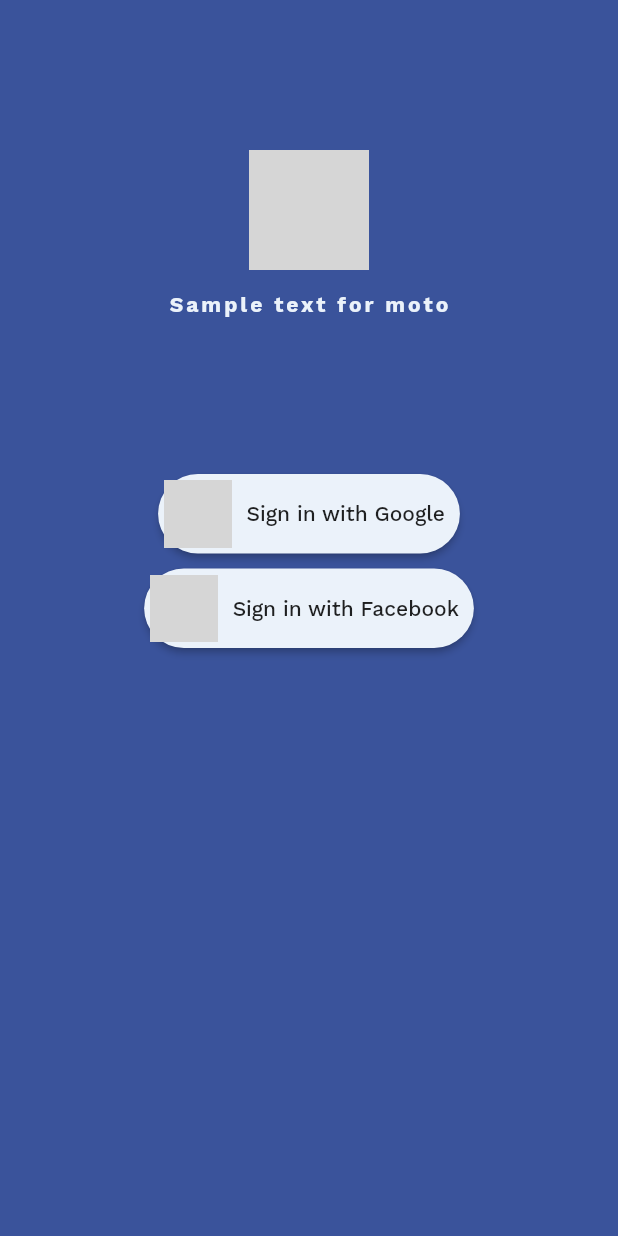
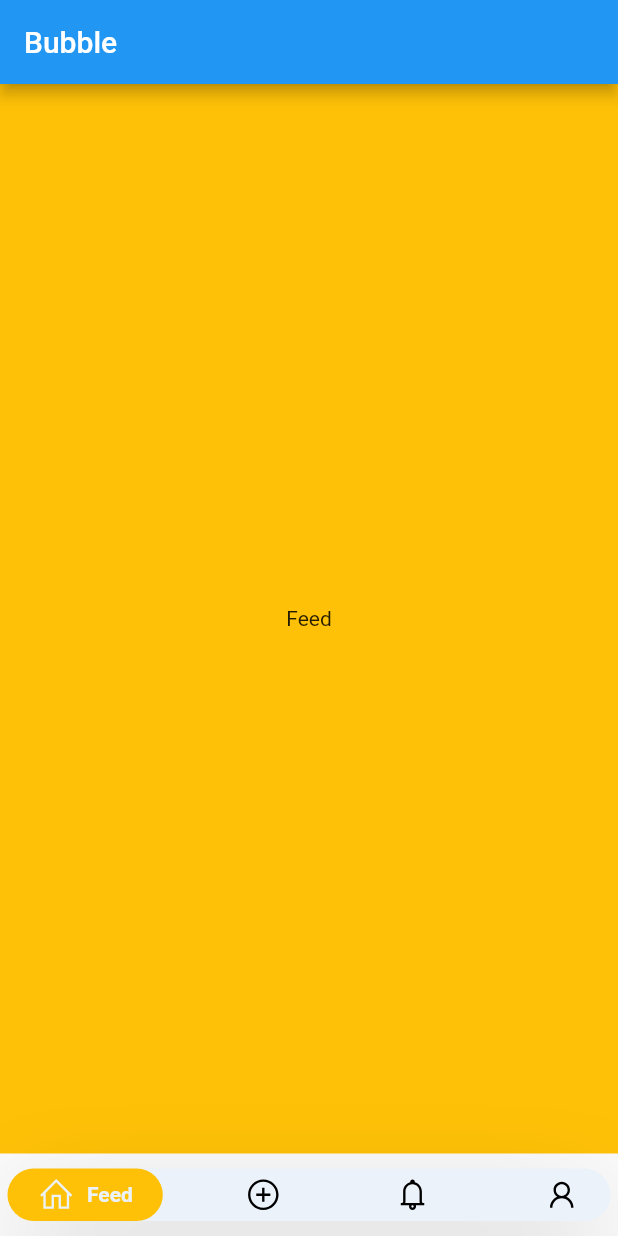
Before and after one commit to ayushmehta651/Bubble, a Flutter app: the screen it shows after launch, on a phone screen of 412 x 824 dp. Run offline on Flutter 3.47's test engine with Material 2 defaults, Android fonts, the phone set to English and light mode, and no system bars; drawn by our look-alikes of google_nav_bar; our stand-ins replace google_fonts, line_icons; grey boxes are pictures that could not be loaded.

Commit message:
Bottom Navigation and Pages Linked

```diff
--- /dev/null
+++ b/lib/Dashboard.dart
@@ -0,0 +1,24 @@
+import 'package:flutter/material.dart';
+import 'package:flutter/painting.dart';
+import 'package:google_nav_bar/google_nav_bar.dart';
+import 'package:line_icons/line_icons.dart';
+
+class Dashboard extends StatefulWidget {
+  @override
+  _DashboardState createState() => _DashboardState();
+}
+
+class _DashboardState extends State<Dashboard> {
+
+  @override
+  Widget build(BuildContext context) {
+    return Scaffold(
+      appBar: AppBar(
+        title: Text('Bubble'),
+      ),
+      body:Container(),
+
+
+    );
+  }
+}
--- /dev/null
+++ b/lib/homePage.dart
@@ -0,0 +1,113 @@
+import 'package:Bubble/Dashboard.dart';
+import 'package:flutter/material.dart';
+import 'package:flutter/painting.dart';
+import 'package:google_nav_bar/google_nav_bar.dart';
+import 'package:line_icons/line_icons.dart';
+import './Dashboard.dart';
+
+class HomePage extends StatefulWidget {
+  @override
+  _HomePageState createState() => _HomePageState();
+}
+
+class _HomePageState extends State<HomePage> {
+  int _index = 0;
+
+  List<Color> colors = [
+    Colors.amber,
+    Colors.red,
+    Colors.blue,
+    Colors.purple,
+  ];
+  List<Text> text = [
+    Text('Feed'),
+    Text('Post'),
+    Text('Likes'),
+    Text('Profile'),
+
+  ];
+  PageController controller = PageController();
+  @override
+  Widget build(BuildContext context) {
+    return Scaffold(
+      appBar: AppBar(
+        title: Text('Bubble'),
+      ),
+      body:PageView.builder(
+        itemCount: 4,
+        controller: controller,
+        onPageChanged: (page){
+          setState(() {
+            _index = page;
+          });
+        },
+        itemBuilder: (context,position){
+          return Container(
+            color: colors[position],
+            child: Center(child: text[position]),
+          );
+        },
+      ),
+
+      bottomNavigationBar:SafeArea(
+            child: Container(
+              margin: EdgeInsets.symmetric(horizontal: 5,vertical: 10),
+              decoration: BoxDecoration(
+                color: Color(0xFFEBF2FA),
+                borderRadius: BorderRadius.all(Radius.circular(100)),
+                boxShadow: [
+                  BoxShadow(
+                    spreadRadius: -10,
+                    blurRadius: 60,
+                    color: Colors.black.withOpacity(0.4),
+                    offset: Offset(0,25)
+                  )
+                ],
+
+              ),
+              child: GNav(
+                gap: 8,
+                curve: Curves.fastOutSlowIn,
+                activeColor: Color(0xFFEBF2FA),
+                iconSize: 25,
+                padding: EdgeInsets.symmetric(horizontal: 20 , vertical : 5),
+                duration: Duration(milliseconds: 800),
+                tabBackgroundColor: Colors.amber,
+                tabs: [
+                  GButton(
+                    icon: LineIcons.home,
+
+                    text: 'Feed',
+                  ),
+                  GButton(
+                    icon: LineIcons.plus_circle,
+
+                    text: 'Post',
+                  ),
+                  GButton(
+                    icon: LineIcons.bell,
+
+                    text: 'Notifications',
+                  ),
+                  GButton(
+                    icon: LineIcons.user,
+
+                    text: 'Profile',
+                  ),
+
+                ],
+                selectedIndex: _index,
+                onTabChange: (index){
+                  setState(() {
+                    _index = index;
+                  });
+                  controller.jumpToPage(index);
+                  },
+
+
+              ),
+            ),
+      ),
+    );
+  }
+}
--- a/lib/main.dart
+++ b/lib/main.dart
@@ -1,122 +1,23 @@
-import 'dart:html';
-
 import 'package:flutter/material.dart';
 import 'package:google_fonts/google_fonts.dart';
+import './homePage.dart';
 
-void main() {
-  runApp(MyApp());
+void main(){
+  runApp(myApp());
 }
-class MyApp extends StatefulWidget {
+
+class myApp extends StatefulWidget {
   @override
-  _MyAppState createState() => _MyAppState();
+  _myAppState createState() => _myAppState();
 }
-class _MyAppState extends State<MyApp>{
+
+class _myAppState extends State<myApp> {
   @override
   Widget build(BuildContext context) {
-        return MaterialApp(
-          home: Scaffold(
-
-            body: Center(
-
-              child : Padding(
-                padding: const EdgeInsets.only(top:100),
-                child: Column(
-                  children: <Widget>[
-                    Image.asset('images/banner_white.png',height : 80),
-                    Padding(
-                      padding: const EdgeInsets.only(top: 15),
-                      child: new Text('Sample text for moto',
-                        style: TextStyle(
-                          color: Color(0xFFEBF2FA),
-                          fontWeight: FontWeight.bold,
-                          fontFamily: 'WorkSans',
-                          letterSpacing: 2
-                        ),
-                      ),
-                    ),
-                    Container(
-
-                      margin: EdgeInsets.fromLTRB(30.0, 5.0, 30.0, 5.0),
-                      child: Center(
-                        child: Padding(
-                          padding: const EdgeInsets.only(top : 100),
-                          child: Container(
-                            child: Column(
-                              children: [
-
-                                new RaisedButton(
-
-                                    padding: EdgeInsets.only(left: 3 , top : 3 , bottom : 3),
-                                    color: const Color(0xFFEBF2FA),
-                                    shape: RoundedRectangleBorder(borderRadius: BorderRadius.circular(50)),
-                                    onPressed: () {},
-                                    child: new Row(
-                                      mainAxisSize: MainAxisSize.min,
-
-                                      children: <Widget>[
-                                        Padding(
-                                          padding: const EdgeInsets.only(top:1,bottom:1,left:1),
-                                          child: new Image.asset(
-                                            'images/google2.png',
-                                            height: 45.0,
-                                          ),
-                                        ),
-                                        new Container(
-                                          padding: EdgeInsets.only(left: 10.0,right: 10.0),
-                                            child: new Text("Sign in with Google",style: TextStyle(
-                                              fontFamily: 'WorkSans'
-                                            ))
-                                        ),
-                                      ],
-                                    )
-                                  ),
-                                Padding(
-                                  padding: const EdgeInsets.only(top : 10.0),
-                                  child: new RaisedButton(
-                                      padding: EdgeInsets.only(top: 3.0,bottom: 3.0,left: 3.0),
-                                      color: const Color(0xFFEBF2FA),
-                                      shape: RoundedRectangleBorder(borderRadius: BorderRadius.circular(50)),
-                                      onPressed: () {},
-                                      child: new Row(
-                                        mainAxisSize: MainAxisSize.min,
-
-                                        children: <Widget>[
-                                          Padding(
-                                            padding: const EdgeInsets.only(top:1,bottom:1,left:1),
-                                            child: new Image.asset(
-                                              'images/facebook.png',
-                                              height: 45.0,
-                                            ),
-                                          ),
-                                          new Container(
-                                            padding: EdgeInsets.only(left: 10.0,right: 10.0),
-                                              child: new Text("Sign in with Facebook",style: TextStyle(
-                                                fontFamily: 'WorkSans'
-                                              ))
-                                          ),
-                                        ],
-                                      )
-                                    ),
-                                ),
-                              ],
-                            ),
-
-                          ),
-
-                        ),
-                        ),
-                      ),
-                  ],
-
-                ),
-              ),
+    return MaterialApp(
+      home: HomePage(),
 
 
-
-            ),
-            backgroundColor: const Color(0xFF3A539B),
-
-      ),
     );
+  }
 }
-}
```
Also changed, not shown: pubspec.yaml (+5 -2 lines), assets/images/people.jpg (added), assets/images/people.png (added), fonts/Montserrat-SemiBold.ttf (added), fonts/Montserrat-Thin.ttf (added), fonts/WorkSans-VariableFont_wght.ttf (renamed from assets/fonts/WorkSans-VariableFont_wght.ttf), pubspec.lock, 1 other file.
